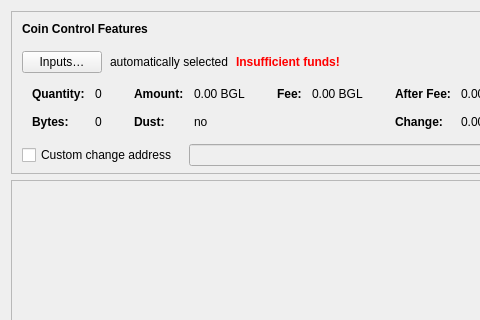
First picture: the form in src/qt/forms/sendcoinsdialog.ui, repository BitgesellOfficial/bitgesell, before the edit; both pictures show x 0 to 480 and y 0 to 320 of the 850 by 526 pixel window.
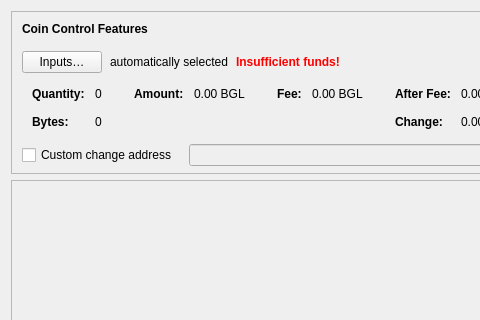
Second picture: the form after the edit. Icons and pictures are not drawn. Custom widgets are drawn as their Qt base class.

Commit message: qt: remove confusing "Dust" label from coincontrol / sendcoins dialog

The edit to the form file:
```diff
--- a/src/qt/forms/sendcoinsdialog.ui
+++ b/src/qt/forms/sendcoinsdialog.ui
@@ -331,35 +331,6 @@
                  </property>
                 </widget>
                </item>
-               <item row="1" column="0">
-                <widget class="QLabel" name="labelCoinControlLowOutputText">
-                 <property name="font">
-                  <font>
-                   <weight>75</weight>
-                   <bold>true</bold>
-                  </font>
-                 </property>
-                 <property name="text">
-                  <string>Dust:</string>
-                 </property>
-                </widget>
-               </item>
-               <item row="1" column="1">
-                <widget class="QLabel" name="labelCoinControlLowOutput">
-                 <property name="cursor">
-                  <cursorShape>IBeamCursor</cursorShape>
-                 </property>
-                 <property name="contextMenuPolicy">
-                  <enum>Qt::ActionsContextMenu</enum>
-                 </property>
-                 <property name="text">
-                  <string notr="true">no</string>
-                 </property>
-                 <property name="textInteractionFlags">
-                  <set>Qt::LinksAccessibleByMouse|Qt::TextSelectableByKeyboard|Qt::TextSelectableByMouse</set>
-                 </property>
-                </widget>
-               </item>
               </layout>
              </item>
              <item>
```
The commit also changes 5 other files.
